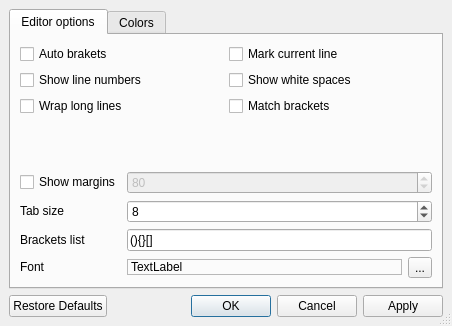
This is tools/qtsourceview/demos/demo4/configdialog.ui in diegoiast/qtsourceview as Qt 5 draws it before an edit. The edited form follows.
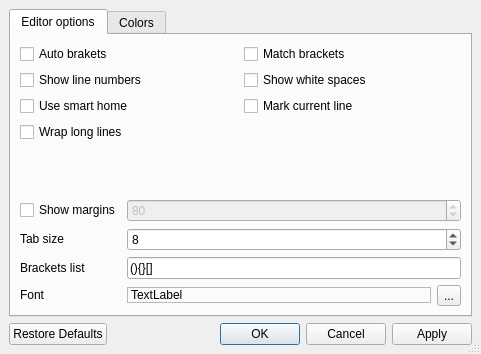
This is the edited form. Custom widgets are drawn as their Qt base class.

Commit message: * Whitespace chars are done via proper chars, which cals properly. The text is not correctly placed under high font size. TODO.  * It's possible to scroll the page without moving the cursor, by pressing control+up/down  * Smart home/end is implemented. Pressing shift does not select text. TODO  * Due to the fact that whitespace are no longer done via images, some code cleanup.

Diff of the .ui file:
```diff
--- a/tools/qtsourceview/demos/demo4/configdialog.ui
+++ b/tools/qtsourceview/demos/demo4/configdialog.ui
@@ -5,8 +5,8 @@
    <rect>
     <x>0</x>
     <y>0</y>
-    <width>452</width>
-    <height>326</height>
+    <width>481</width>
+    <height>354</height>
    </rect>
   </property>
   <property name="windowTitle" >
@@ -43,24 +43,6 @@
       <layout class="QVBoxLayout" >
        <item>
         <layout class="QGridLayout" >
-         <property name="leftMargin" >
-          <number>0</number>
-         </property>
-         <property name="topMargin" >
-          <number>0</number>
-         </property>
-         <property name="rightMargin" >
-          <number>0</number>
-         </property>
-         <property name="bottomMargin" >
-          <number>0</number>
-         </property>
-         <property name="horizontalSpacing" >
-          <number>6</number>
-         </property>
-         <property name="verticalSpacing" >
-          <number>6</number>
-         </property>
          <item row="0" column="0" >
           <widget class="QCheckBox" name="autoBrackets" >
            <property name="text" >
@@ -68,6 +50,13 @@
            </property>
           </widget>
          </item>
+         <item row="0" column="1" >
+          <widget class="QCheckBox" name="matchBrackets" >
+           <property name="text" >
+            <string>Match brackets</string>
+           </property>
+          </widget>
+         </item>
          <item row="1" column="0" >
           <widget class="QCheckBox" name="showLineNumbers" >
            <property name="text" >
@@ -82,27 +71,27 @@
            </property>
           </widget>
          </item>
-         <item row="0" column="1" >
+         <item row="2" column="0" >
+          <widget class="QCheckBox" name="useSmartHome" >
+           <property name="text" >
+            <string>Use smart home</string>
+           </property>
+          </widget>
+         </item>
+         <item row="2" column="1" >
           <widget class="QCheckBox" name="markCurrentLine" >
            <property name="text" >
             <string>Mark current line</string>
            </property>
           </widget>
          </item>
-         <item row="2" column="0" >
+         <item row="3" column="0" >
           <widget class="QCheckBox" name="wrapLines" >
            <property name="text" >
             <string>Wrap long lines</string>
            </property>
           </widget>
          </item>
-         <item row="2" column="1" >
-          <widget class="QCheckBox" name="matchBrackets" >
-           <property name="text" >
-            <string>Match brackets</string>
-           </property>
-          </widget>
-         </item>
         </layout>
        </item>
        <item>
```
The commit also changes 5 other files.
